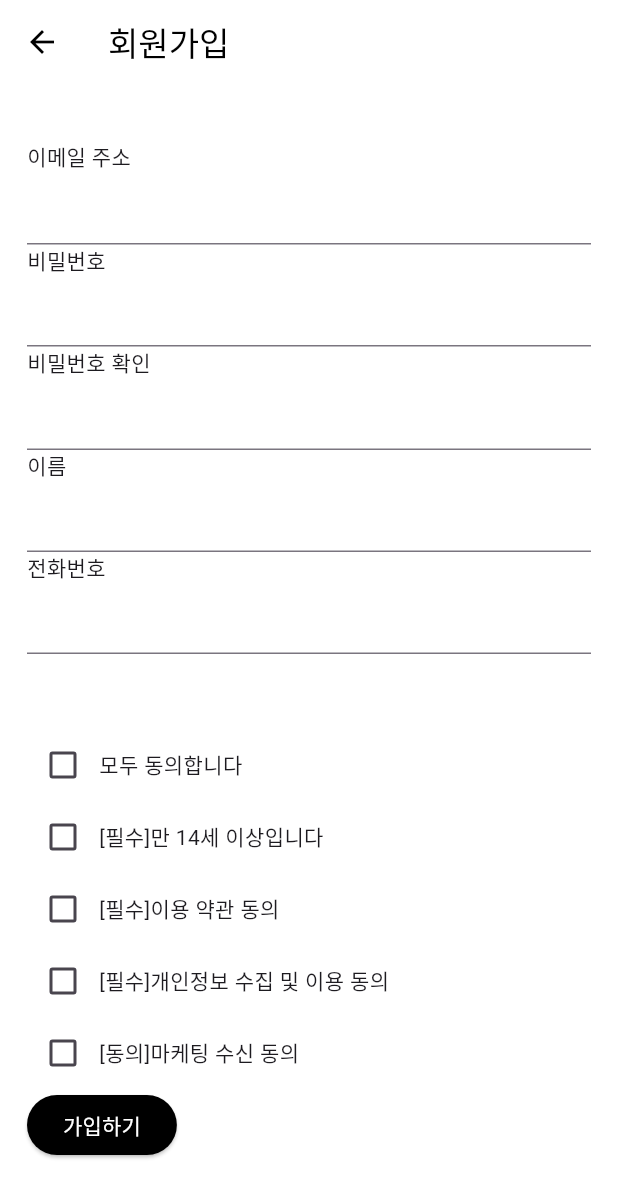
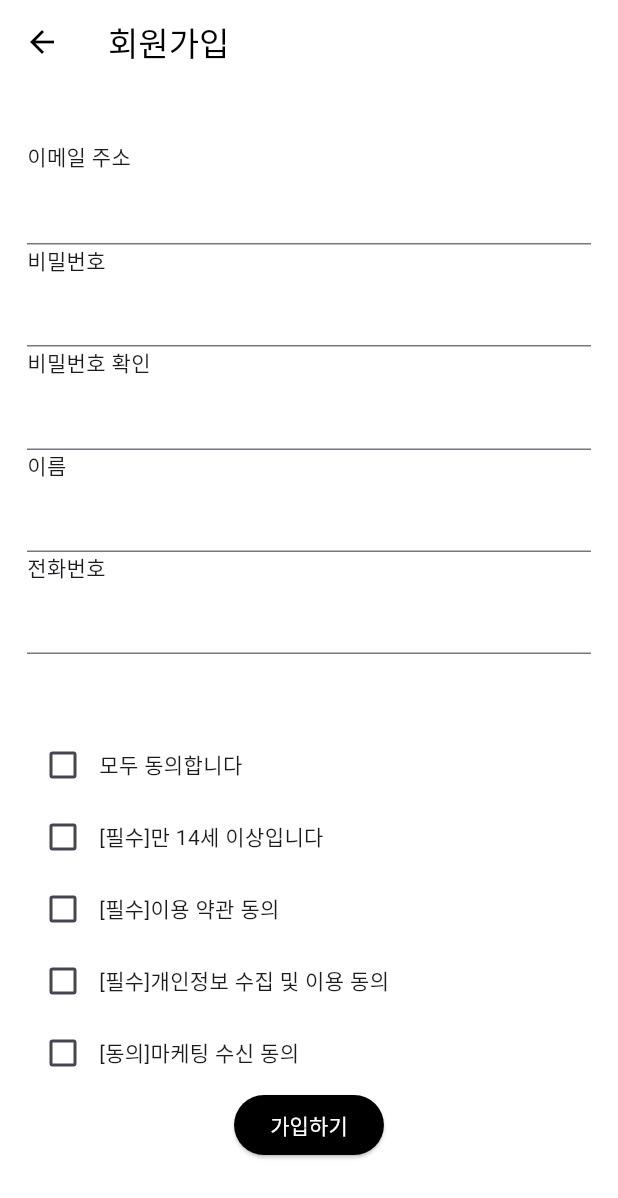
Before and after one commit to who0oami/STEP_TEAM_PROJECT, a Flutter app: the LoginPage screen opened directly, after a tap on "회원가입", on a phone screen of 412 x 824 dp. Shown: the top 1198 px of the screen. Run offline on Flutter 3.47's test engine with Material 3 defaults, Android fonts, the phone set to English and light mode, and no system bars; our stand-ins replace carousel_slider, get, image_picker, sqflite; missing offline and left inert: pluto_grid; accounts and stored records are empty.

Commit message:
죄송해요

```diff
--- a/step_app/lib/view/app/login_page.dart
+++ b/step_app/lib/view/app/login_page.dart
@@ -51,7 +51,10 @@
             SizedBox(height: 50),
             Text(
               'STEP',
-              style: TextStyle(fontSize: 50, fontWeight: FontWeight.bold),
+              style: TextStyle(
+                fontSize: 50,
+                fontWeight: FontWeight.bold,
+              ),
             ),
             Text(
               'SMART TERMINAL FOR EVERY PURCHASE',
@@ -65,7 +68,9 @@
               padding: const EdgeInsets.all(8.0),
               child: TextField(
                 controller: emailcontroller,
-                decoration: InputDecoration(labelText: '이메일주소'),
+                decoration: InputDecoration(
+                  labelText: '이메일주소',
+                ),
               ),
             ),
             Padding(
@@ -73,7 +78,9 @@
               child: TextField(
                 controller: pwcontroller,
                 //obscureText: true,
-                decoration: InputDecoration(labelText: '비밀번호'),
+                decoration: InputDecoration(
+                  labelText: '비밀번호',
+                ),
               ),
             ),
             SizedBox(height: 20),
@@ -99,8 +106,8 @@
                   },
                   child: Text('회원가입'),
                   style: TextButton.styleFrom(
-                    backgroundColor: PColor.buttonPrimary,
-                    foregroundColor: PColor.buttonTextColor,
+                    //backgroundColor: PColor.buttonPrimary,
+                    foregroundColor: PColor.buttonPrimary,
                   ),
                 ),
                 Text('   |   '),
@@ -110,8 +117,8 @@
                   },
                   child: Text('이메일 찾기'),
                   style: TextButton.styleFrom(
-                    backgroundColor: PColor.buttonPrimary,
-                    foregroundColor: PColor.buttonTextColor,
+                    //backgroundColor: PColor.buttonPrimary,
+                    foregroundColor: PColor.buttonPrimary,
                   ),
                 ),
                 Text('   |   '),
@@ -121,8 +128,8 @@
                   },
                   child: Text('비밀번호 찾기'),
                   style: TextButton.styleFrom(
-                    backgroundColor: PColor.buttonPrimary,
-                    foregroundColor: PColor.buttonTextColor,
+                    //backgroundColor: PColor.buttonPrimary,
+                    foregroundColor: PColor.buttonPrimary,
                   ),
                 ),
               ],
@@ -135,16 +142,16 @@
                   onPressed: () {},
                   child: Text('이용약관'),
                   style: TextButton.styleFrom(
-                    backgroundColor: PColor.buttonPrimary,
-                    foregroundColor: PColor.buttonTextColor,
+                    //backgroundColor: PColor.buttonPrimary,
+                    foregroundColor: PColor.buttonPrimary,
                   ),
                 ),
                 TextButton(
                   onPressed: () {},
                   child: Text('개인정보 처리방침'),
                   style: TextButton.styleFrom(
-                    backgroundColor: PColor.buttonPrimary,
-                    foregroundColor: PColor.buttonTextColor,
+                    //backgroundColor: PColor.buttonPrimary,
+                    foregroundColor: PColor.buttonPrimary,
                   ),
                 ),
               ],
@@ -183,7 +190,10 @@
           middleText: '환영합니다.',
           barrierDismissible: false,
           actions: [
-            TextButton(onPressed: () => Get.to(Home()), child: Text("확인")),
+            TextButton(
+              onPressed: () => Get.to(Home()),
+              child: Text("확인"),
+            ),
           ],
         );
       }
--- a/step_app/lib/view/app/sign_up_page.dart
+++ b/step_app/lib/view/app/sign_up_page.dart
@@ -80,7 +80,10 @@
               //Checkbox(value: value, onChanged: onChanged)
               Row(
                 children: [
-                  Checkbox(value: all, onChanged: _toggleAll),
+                  Checkbox(
+                    value: all,
+                    onChanged: _toggleAll,
+                  ),
                   Text('모두 동의합니다'),
                 ],
               ),
@@ -132,10 +135,9 @@
                   Text('[동의]마케팅 수신 동의'),
                 ],
               ),
-              Column(
-                mainAxisAlignment: MainAxisAlignment.center,
-                children: [
-                  ElevatedButton(
+
+              Center(
+                child: ElevatedButton(
                   style: ElevatedButton.styleFrom(
                     backgroundColor: PColor.buttonPrimary,
                     foregroundColor: PColor.buttonTextColor,
@@ -145,7 +147,6 @@
                   },
                   child: Text('가입하기'),
                 ),
-                ],
               ),
             ],
           ),
@@ -212,7 +213,10 @@
     // }
 
     if (!fourteen || !use || !collect) {
-      msg.showDialog('필수 약관 동의 필요', '만 14세 이상, 이용 약관, 개인정보 수집 및 이용 동의는 필수입니다.');
+      msg.showDialog(
+        '필수 약관 동의 필요',
+        '만 14세 이상, 이용 약관, 개인정보 수집 및 이용 동의는 필수입니다.',
+      );
       return;
     }
 
@@ -237,7 +241,10 @@
     }
     */
 
-    msg.showDialog('회원가입 완료', '${namecontroller.text}님, 회원가입을 축하드립니다!');
+    msg.showDialog(
+      '회원가입 완료',
+      '${namecontroller.text}님, 회원가입을 축하드립니다!',
+    );
   }
 
   /*
```
Lines whose indentation alone changed are shown as unchanged.
